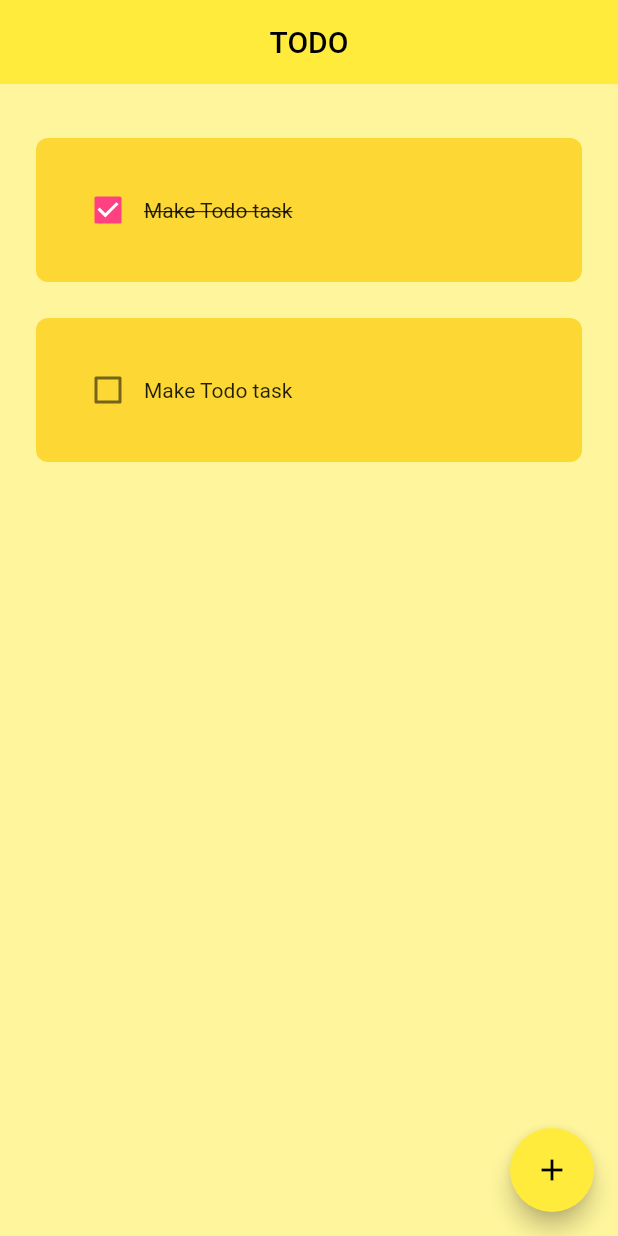
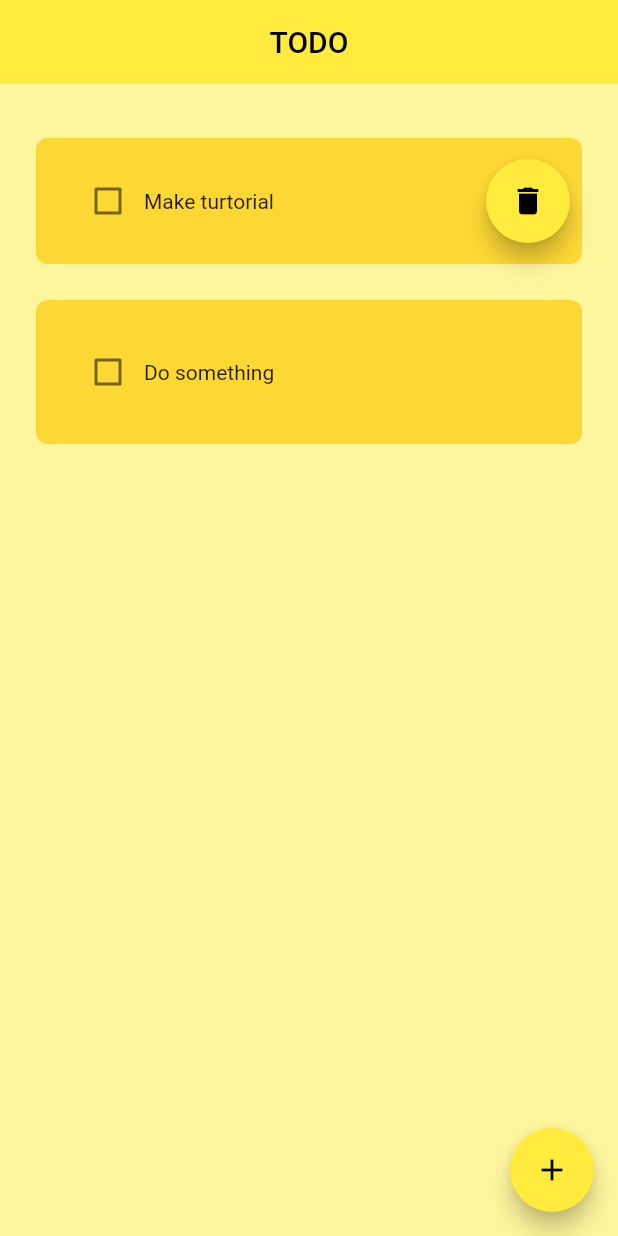
Before and after one commit to tuanly9th/flutter_todo_app, a Flutter app: the screen it shows after launch, on a phone screen of 412 x 824 dp. Run offline on Flutter 3.47's test engine with Material 2 defaults, Android fonts, the phone set to English and light mode, and no system bars; drawn by our look-alikes of flutter_slidable; our stand-ins replace hive_flutter; accounts and stored records are empty.

Commit message:
complete TODO app

```diff
--- a/lib/components/todo_tile.dart
+++ b/lib/components/todo_tile.dart
@@ -1,22 +1,33 @@
 import 'package:flutter/material.dart';
+import 'package:flutter_slidable/flutter_slidable.dart';
 
 class ToDoTile extends StatelessWidget {
   final String taskName;
   final bool taskCompleted;
   Function(bool?) onChanged;
+  Function(BuildContext?) deleteTask;
   ToDoTile(
       {super.key,
       required this.taskName,
       required this.taskCompleted,
-      required this.onChanged});
+      required this.onChanged,
+      required this.deleteTask});
 
   @override
   Widget build(BuildContext context) {
     return Padding(
-        padding: const EdgeInsets.only(left: 24, right: 24),
+        padding: const EdgeInsets.only(left: 24, right: 24, bottom: 24),
+        child: Slidable(
+          endActionPane: ActionPane(motion: ScrollMotion(), children: [
+            SlidableAction(
+              onPressed: deleteTask,
+              icon: Icons.delete,
+              backgroundColor: Colors.pinkAccent,
+              borderRadius: BorderRadius.horizontal(left: Radius.circular(100), right: Radius.circular(100)),
+            ),
+          ]),
           child: Container(
             padding: const EdgeInsets.all(24),
-          margin: const EdgeInsets.only(bottom: 24),
             decoration: BoxDecoration(
                 color: Colors.yellow[600],
                 borderRadius: BorderRadius.circular(8)),
@@ -38,6 +49,7 @@ class ToDoTile extends StatelessWidget {
                 )
               ],
             ),
+          ),
         ));
   }
 }
--- /dev/null
+++ b/lib/components/todo_tile_ver2.dart
@@ -0,0 +1,58 @@
+import 'package:flutter/material.dart';
+
+class ToDoTileV2 extends StatelessWidget {
+  final String taskName;
+  final bool taskCompleted;
+  Function(bool?) onChanged;
+  Function deleteTask;
+  ToDoTileV2(
+      {super.key,
+      required this.taskName,
+      required this.taskCompleted,
+      required this.onChanged,
+      required this.deleteTask});
+
+  @override
+  Widget build(BuildContext context) {
+    return Padding(
+      padding: const EdgeInsets.only(left: 24, right: 24, bottom: 24),
+      child: Container(
+        padding: const EdgeInsets.only(left: 24, top: 14, bottom: 14, right: 8),
+        decoration: BoxDecoration(
+            color: Colors.yellow[600], borderRadius: BorderRadius.circular(8)),
+        child: Row(
+          mainAxisAlignment: MainAxisAlignment.spaceBetween,
+          crossAxisAlignment: CrossAxisAlignment.center,
+          children: [
+            Row(
+              children: [
+                // checkbox
+                Checkbox(
+                  value: taskCompleted,
+                  onChanged: onChanged,
+                  activeColor: Colors.pinkAccent,
+                ),
+                // task name
+                Text(
+                  taskName,
+                  style: TextStyle(
+                      decoration: taskCompleted
+                          ? TextDecoration.lineThrough
+                          : TextDecoration.none),
+                ),
+              ],
+            ),
+            const SizedBox(width: 12),
+            FloatingActionButton(
+              onPressed: () => deleteTask(),
+              child: const Icon(
+                Icons.delete,
+                semanticLabel: 'Delete',
+              ),
+            ),
+          ],
+        ),
+      ),
+    );
+  }
+}
--- /dev/null
+++ b/lib/data/database.dart
@@ -0,0 +1,22 @@
+import 'package:hive_flutter/hive_flutter.dart';
+
+class TodoDataBase {
+
+  List todoList = [];
+  /* reference the box */
+  final _todoBox = Hive.box('todoBox');
+
+  void createInitial() {
+    todoList = [
+      ['Make turtorial', false],
+      ['Do something', false],
+    ];
+  }
+
+  void loadData() {
+    todoList = _todoBox.get('TodoList');
+  }
+  void updateData() {
+    _todoBox.put('TodoList', todoList);
+  }
+}
--- a/lib/home.dart
+++ b/lib/home.dart
@@ -1,5 +1,8 @@
 import 'package:flutter/material.dart';
+import 'package:flutter_first_app/data/database.dart';
+import 'package:hive_flutter/hive_flutter.dart';
 import 'components/todo_tile.dart';
+import 'components/todo_tile_ver2.dart';
 import 'components/dialog_box.dart';
 
 class MyHomePage extends StatefulWidget {
@@ -12,26 +15,45 @@ class MyHomePage extends StatefulWidget {
 }
 
 class _MyHomePageState extends State<MyHomePage> {
-  List todoList = [
-    ['Make Todo task', true],
-    ['Make Todo task', false],
-  ];
+
+  // reference hive box
+  final _todoBox = Hive.box('todoBox');
+
+  TodoDataBase db = TodoDataBase();
+
+  @override
+  void initState() {
+    if (_todoBox.get('TodoList') == null) {
+      db.createInitial();
+    } else {
+      db.loadData();
+    }
+    super.initState();
+  }
+  //
+  // List todoList = [
+  //   ['Make Todo task', true],
+  //   ['Make Todo task', false],
+  // ];
 
   final _controller = TextEditingController();
 
   void checkBoxChanged(bool? value, int index) {
     setState(() {
-      todoList[index][1] = !todoList[index][1];
+      db.todoList[index][1] = !db.todoList[index][1];
     });
+    db.updateData();
   }
 
   void saveNewTask() {
     setState(() {
-      todoList.add([_controller.text, false]);
+      db.todoList.add([_controller.text, false]);
     });
     _controller.text = '';
+    db.updateData();
     Navigator.of(context).pop();
   }
+
   void createNewTask() {
     showDialog(
         context: context,
@@ -42,6 +64,14 @@ class _MyHomePageState extends State<MyHomePage> {
             onCancel: () => Navigator.of(context).pop(),
           );
         });
+  }
+
+  void deleteTaskFunc(int index) {
+    // log(index);
+    setState(() {
+      db.todoList.removeAt(index);
+    });
+    db.updateData();
   }
 
   @override
@@ -59,12 +89,20 @@ class _MyHomePageState extends State<MyHomePage> {
       ),
       body: ListView.builder(
           padding: const EdgeInsets.only(top: 36),
-          itemCount: todoList.length,
+          itemCount: db.todoList.length,
           itemBuilder: (context, index) {
-            return ToDoTile(
-                taskName: todoList[index][0],
-                taskCompleted: todoList[index][1],
-                onChanged: (val) => checkBoxChanged(val, index));
+
+            return index % 2 == 0 ? ToDoTileV2(
+              taskName: db.todoList[index][0],
+              taskCompleted: db.todoList[index][1],
+              onChanged: (val) => checkBoxChanged(val, index),
+              deleteTask: () => deleteTaskFunc(index),
+            ) : ToDoTile(
+              taskName: db.todoList[index][0],
+              taskCompleted: db.todoList[index][1],
+              onChanged: (val) => checkBoxChanged(val, index),
+              deleteTask: (context) => deleteTaskFunc(index),
+            );
           }),
     );
   }
--- a/lib/main.dart
+++ b/lib/main.dart
@@ -1,6 +1,15 @@
 import 'package:flutter/material.dart';
+import 'package:hive_flutter/hive_flutter.dart';
 import 'home.dart';
-void main() {
+void main() async {
+
+  // init Hive
+  await Hive.initFlutter();
+
+  // open a Box
+  var box = await Hive.openBox('todoBox');
+
+  // run App
   runApp(const MyApp());
 }
 
--- a/pubspec.yaml
+++ b/pubspec.yaml
@@ -35,6 +35,9 @@ dependencies:
   # The following adds the Cupertino Icons font to your application.
   # Use with the CupertinoIcons class for iOS style icons.
   cupertino_icons: ^1.0.2
+  flutter_slidable: ^1.2.0
+  hive: ^2.2.3
+  hive_flutter: ^1.1.0
 
 dev_dependencies:
   flutter_test:
@@ -46,6 +49,8 @@ dev_dependencies:
   # package. See that file for information about deactivating specific lint
   # rules and activating additional ones.
   flutter_lints: ^2.0.0
+  hive_generator: ^1.1.3
+  build_runner: ^2.1.11
 
 # For information on the generic Dart part of this file, see the
 # following page: https://dart.dev/tools/pub/pubspec
```
Also changed, not shown: pubspec.lock, 1 other file. Lines whose indentation alone changed are shown as unchanged.
